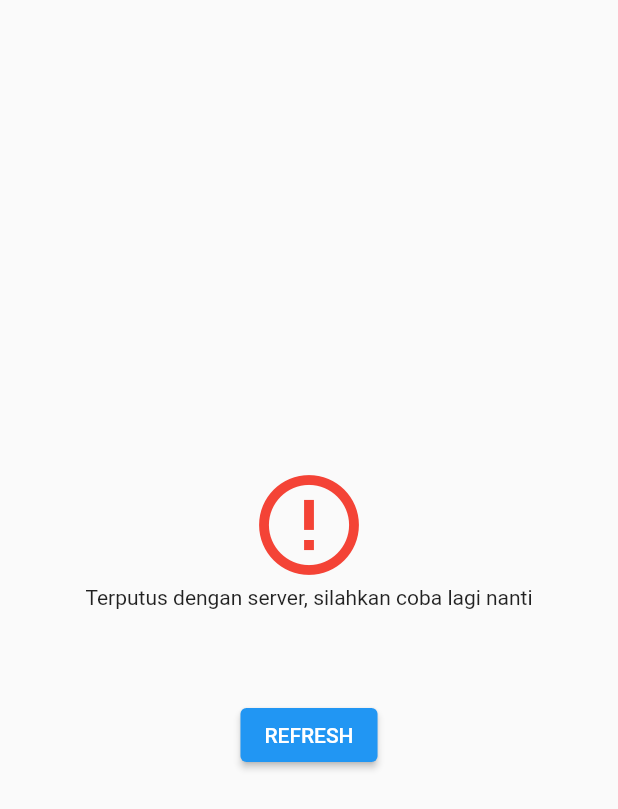
After one commit to muhammadharisansari/app_koran_mobile, a Flutter app: the CutConnectionView screen opened by its route, after a tap on "REFRESH", on a phone screen of 412 x 824 dp. The commit adds this screen. Shown: the top 809 px of the screen. Run offline on Flutter 3.47's test engine with Material 2 defaults, Android fonts, the phone set to English and light mode, and no system bars; our stand-ins replace dropdown_search, firebase_auth, firebase_core, get, get_storage, google_sign_in and 1 more; missing offline and left inert: month_year_picker; accounts and stored records are empty; network calls fail.

Commit message:
fix bug di saat lost connect server proses login

```diff
--- /dev/null
+++ b/lib/app/modules/cut_connection/bindings/cut_connection_binding.dart
@@ -0,0 +1,12 @@
+import 'package:get/get.dart';
+
+import '../controllers/cut_connection_controller.dart';
+
+class CutConnectionBinding extends Bindings {
+  @override
+  void dependencies() {
+    Get.lazyPut<CutConnectionController>(
+      () => CutConnectionController(),
+    );
+  }
+}
--- /dev/null
+++ b/lib/app/modules/cut_connection/controllers/cut_connection_controller.dart
@@ -0,0 +1,10 @@
+import 'package:get/get.dart';
+
+import '../../login/controllers/login_controller.dart';
+
+class CutConnectionController extends GetxController {
+  LoginController loginC = Get.put(LoginController(), permanent: true);
+  void refreshMode() {
+    loginC.firstInitialized();
+  }
+}
--- /dev/null
+++ b/lib/app/modules/cut_connection/views/cut_connection_view.dart
@@ -0,0 +1,32 @@
+import 'package:flutter/material.dart';
+
+import 'package:get/get.dart';
+
+import '../controllers/cut_connection_controller.dart';
+
+class CutConnectionView extends GetView<CutConnectionController> {
+  @override
+  Widget build(BuildContext context) {
+    return Scaffold(
+      body: Column(
+        mainAxisAlignment: MainAxisAlignment.center,
+        children: [
+          Icon(
+            Icons.error_outline_sharp,
+            color: Colors.red,
+            size: 80,
+          ),
+          const Center(
+              child: Text('Terputus dengan server, silahkan coba lagi nanti')),
+              SizedBox(height: 30),SizedBox(height: 30),
+            ElevatedButton(
+              onPressed: () {
+                controller.refreshMode();
+              },
+              child: Text('REFRESH'),
+            ),
+        ],
+      ),
+    );
+  }
+}
--- a/lib/app/routes/app_pages.dart
+++ b/lib/app/routes/app_pages.dart
@@ -2,6 +2,8 @@ import 'package:get/get.dart';
 
 import 'package:app_koran/app/modules/create_pin/bindings/create_pin_binding.dart';
 import 'package:app_koran/app/modules/create_pin/views/create_pin_view.dart';
+import 'package:app_koran/app/modules/cut_connection/bindings/cut_connection_binding.dart';
+import 'package:app_koran/app/modules/cut_connection/views/cut_connection_view.dart';
 import 'package:app_koran/app/modules/detail_koran/bindings/detail_koran_binding.dart';
 import 'package:app_koran/app/modules/detail_koran/views/detail_koran_view.dart';
 import 'package:app_koran/app/modules/edit_koran/bindings/edit_koran_binding.dart';
@@ -94,5 +96,10 @@ class AppPages {
       page: () => ModeVerifyView(),
       binding: ModeVerifyBinding(),
     ),
+    GetPage(
+      name: _Paths.CUT_CONNECTION,
+      page: () => CutConnectionView(),
+      binding: CutConnectionBinding(),
+    ),
   ];
 }
--- a/lib/app/routes/app_routes.dart
+++ b/lib/app/routes/app_routes.dart
@@ -17,6 +17,7 @@ abstract class Routes {
   static const CREATE_PIN = _Paths.CREATE_PIN;
   static const INPUT_PIN = _Paths.INPUT_PIN;
   static const MODE_VERIFY = _Paths.MODE_VERIFY;
+  static const CUT_CONNECTION = _Paths.CUT_CONNECTION;
 }
 
 abstract class _Paths {
@@ -33,4 +34,5 @@ abstract class _Paths {
   static const CREATE_PIN = '/create-pin';
   static const INPUT_PIN = '/input-pin';
   static const MODE_VERIFY = '/mode-verify';
+  static const CUT_CONNECTION = '/cut-connection';
 }
```
Also changed, not shown: lib/app/modules/login/controllers/login_controller.dart (+21 -14 lines), lib/main.dart (+7 -5 lines).
